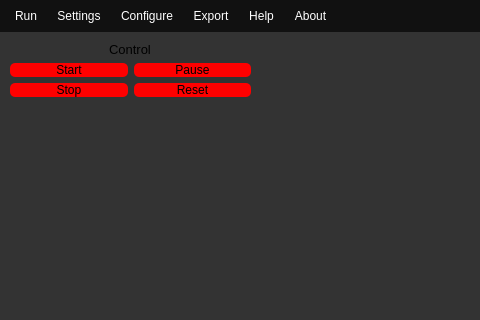
This is generated_ui/mainWindow.ui in lPrimemaster/DCScan as Qt 5 draws it before an edit; both pictures show x 0 to 480 and y 0 to 320 of the 1280 by 720 pixel window. The edited form follows.
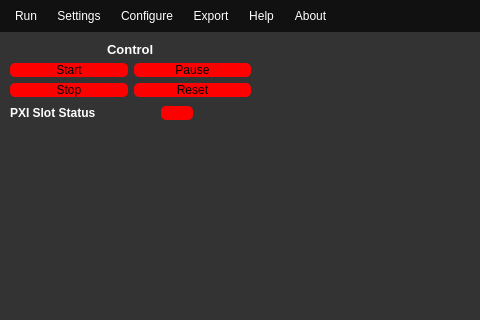
This is the edited form. Custom widgets are drawn as their Qt base class.

Commit message: Add indicator support (led)

Patch:
```diff
--- a/generated_ui/mainWindow.ui
+++ b/generated_ui/mainWindow.ui
@@ -28,6 +28,11 @@
 	background-color: #333;
 }
 
+QLabel
+{
+	color: white;
+}
+
 QPushButton
 {
 	background: #ff0000;
@@ -107,6 +112,8 @@
        <property name="font">
         <font>
          <pointsize>10</pointsize>
+         <weight>75</weight>
+         <bold>true</bold>
         </font>
        </property>
        <property name="text">
@@ -148,6 +155,56 @@
          </item>
         </layout>
        </item>
+       <item>
+        <layout class="QGridLayout" name="gridLayout">
+         <item row="0" column="1">
+          <spacer name="horizontalSpacer">
+           <property name="orientation">
+            <enum>Qt::Horizontal</enum>
+           </property>
+           <property name="sizeHint" stdset="0">
+            <size>
+             <width>40</width>
+             <height>20</height>
+            </size>
+           </property>
+          </spacer>
+         </item>
+         <item row="0" column="0">
+          <widget class="QLabel" name="label_PXI">
+           <property name="font">
+            <font>
+             <weight>75</weight>
+             <bold>true</bold>
+            </font>
+           </property>
+           <property name="text">
+            <string>PXI Slot Status</string>
+           </property>
+          </widget>
+         </item>
+         <item row="0" column="2">
+          <widget class="QLed" name="led_PXI">
+           <property name="text">
+            <string/>
+           </property>
+          </widget>
+         </item>
+         <item row="0" column="3">
+          <spacer name="horizontalSpacer_2">
+           <property name="orientation">
+            <enum>Qt::Horizontal</enum>
+           </property>
+           <property name="sizeHint" stdset="0">
+            <size>
+             <width>40</width>
+             <height>20</height>
+            </size>
+           </property>
+          </spacer>
+         </item>
+        </layout>
+       </item>
       </layout>
      </item>
      <item>
@@ -342,6 +399,11 @@
    <header>pyqtgraph</header>
    <container>1</container>
   </customwidget>
+  <customwidget>
+   <class>QLed</class>
+   <extends>QPushButton</extends>
+   <header>promotions/qled</header>
+  </customwidget>
  </customwidgets>
  <resources/>
  <connections/>
```
The commit also changes 2 other files.
